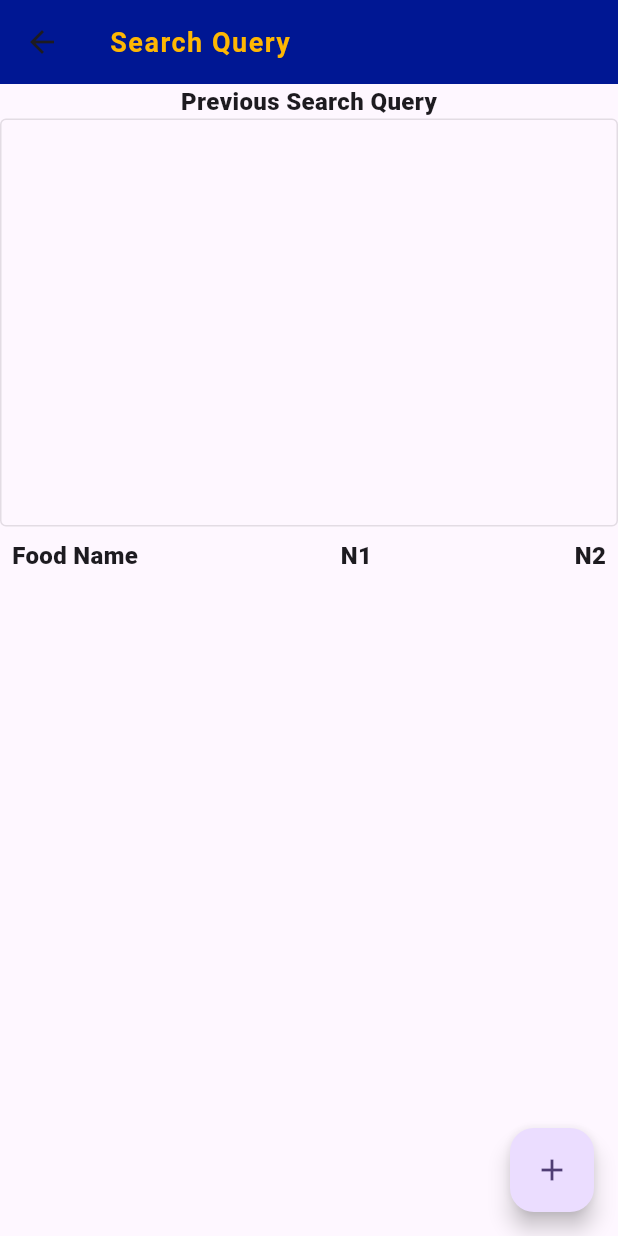
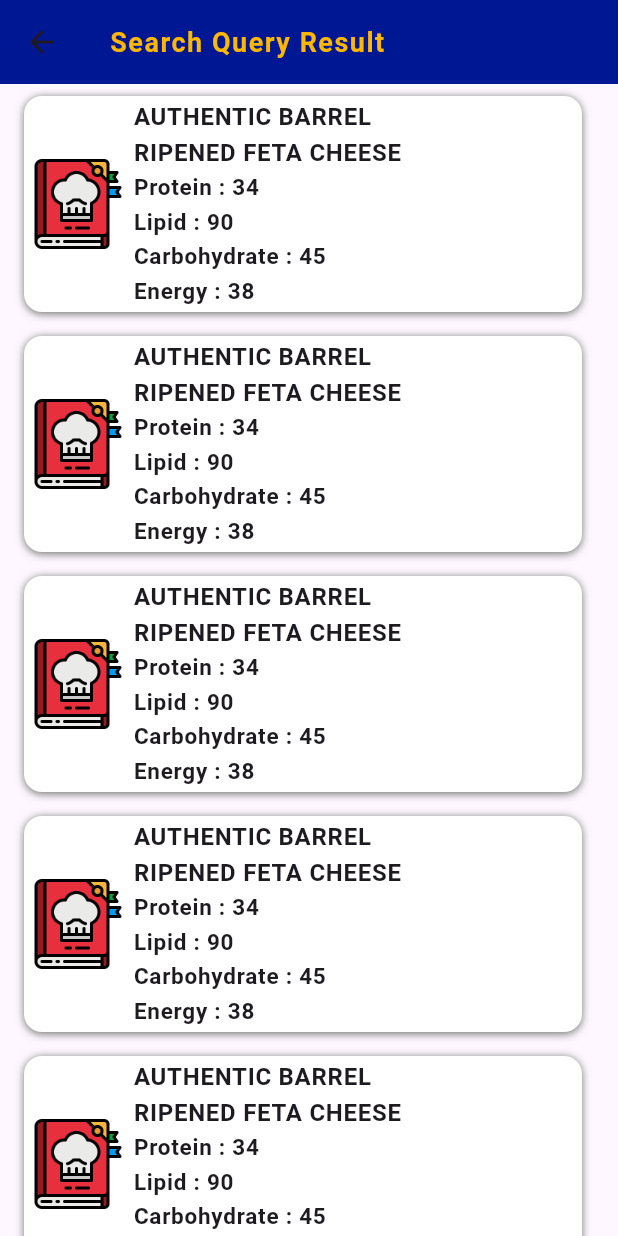
Before and after one commit to lakshitha119/recipe_app, a Flutter app: the SearchQuery screen opened directly, on a phone screen of 412 x 824 dp. Run offline on Flutter 3.47's test engine with Material 3 defaults, Android fonts, the phone set to English and light mode, and no system bars; our stand-ins replace animated_splash_screen, fl_chart, flutter_typeahead, fluttertoast, form_field_validator, google_fonts and 1 more; missing offline and left inert: path_provider_android; accounts and stored records are empty; network calls fail.

Commit message:
added search api query UI Changes

```diff
--- a/lib/components/meal_card.dart
+++ b/lib/components/meal_card.dart
@@ -55,7 +55,7 @@ class MealCard extends StatelessWidget {
                           fontSize: 16.0, fontWeight: FontWeight.bold)),
                   Text(desc,
                       style: TextStyle(
-                          fontSize: 12.0, fontWeight: FontWeight.bold))
+                          fontSize: 14.0, fontWeight: FontWeight.bold))
                 ],
               )),
           Spacer(),
--- /dev/null
+++ b/lib/components/searchResult.dart
@@ -0,0 +1,82 @@
+import 'package:flutter/cupertino.dart';
+import 'package:flutter/material.dart';
+
+import '../screens/ingredient_view.dart';
+import '../screens/nutrition_view.dart';
+
+class SearchResult extends StatelessWidget {
+  final String description;
+  final String Protein;
+  final String Lipid;
+  final String Carbohydrate;
+  final String Energy;
+
+  const SearchResult(
+      {Key? key,
+      required this.description,
+      required this.Protein,
+      required this.Lipid,
+      required this.Carbohydrate,
+      required this.Energy})
+      : super(key: key);
+  static const blue = Color.fromARGB(255, 0, 23, 147);
+
+  @override
+  Widget build(BuildContext context) {
+    return Container(
+      padding: const EdgeInsets.all(2),
+      decoration: BoxDecoration(
+        color: Colors.white,
+        borderRadius: BorderRadius.circular(12),
+        boxShadow: [
+          BoxShadow(
+            color: Colors.grey.shade600,
+            blurRadius: 4,
+            offset: Offset(0, 1), // Shadow position
+          ),
+        ],
+      ),
+      child: InkWell(
+          child: Row(
+        children: [
+          Padding(
+              padding: const EdgeInsets.all(1.0),
+              child: Image.asset(
+                "assets/images/3565418.png",
+                scale: 8,
+              )),
+          const SizedBox(
+            width: 5,
+          ),
+          Container(
+              width: MediaQuery.of(context).size.width / 100 * 50,
+              child: Column(
+                mainAxisAlignment: MainAxisAlignment.start,
+                crossAxisAlignment: CrossAxisAlignment.start,
+                children: [
+                  Text("$description",
+                      style: const TextStyle(
+                          fontSize: 16.0, fontWeight: FontWeight.bold)),
+                  Text("Protein : $Protein",
+                      style: const TextStyle(
+                          fontSize: 15.0, fontWeight: FontWeight.bold)),
+                  Text("Lipid : $Lipid",
+                      style: const TextStyle(
+                          fontSize: 15.0, fontWeight: FontWeight.bold)),
+                  Text("Carbohydrate : $Carbohydrate",
+                      style: const TextStyle(
+                          fontSize: 15.0, fontWeight: FontWeight.bold)),
+                  Text("Energy : $Energy",
+                      style: const TextStyle(
+                          fontSize: 15.0, fontWeight: FontWeight.bold))
+                ],
+              )),
+          // SizedBox(
+          //   width: 10,
+          // ),
+          const Spacer(),
+        ],
+      )),
+    );
+  }
+}
--- a/lib/screens/home.dart
+++ b/lib/screens/home.dart
@@ -414,7 +414,7 @@ class _HomeState extends State<Home> {
               height: 10.0,
             ), //S
             const Text(
-              'Summery',
+              'Summary',
               style: TextStyle(
                 fontFamily: "Roboto",
                 fontSize: 18.0,
--- a/lib/screens/my_meal.dart
+++ b/lib/screens/my_meal.dart
@@ -87,11 +87,11 @@ class _MyMealState extends State<MyMeal> {
         itemCount: allFilterList.length,
         itemBuilder: (context, index) {
           return ListTile(
-            title: MealCard(
-                id: allFilterList[index]["id"],
-                title: allFilterList[index]["name"],
-                desc: allFilterList[index]["mealType"]),
-          );
+              title: MealCard(
+            id: allFilterList[index]["id"],
+            title: (allFilterList[index]["mealDate"].split('T')[0]),
+            desc: allFilterList[index]["mealType"],
+          ));
         },
       ),
       floatingActionButton: FloatingActionButton(
--- a/lib/screens/search_query.dart
+++ b/lib/screens/search_query.dart
@@ -1,6 +1,7 @@
 import 'dart:async';
 import 'dart:convert';
 
+import 'package:MrNutritions/components/searchResult.dart';
 import 'package:flutter/cupertino.dart';
 import 'package:flutter/material.dart';
 import '../components/recipe_card.dart';
@@ -51,7 +52,7 @@ class _SearchQueryState extends State<SearchQuery> {
               width: 1,
             ),
             Text(
-              "Search Query",
+              "Search Query Result",
               style: TextStyle(
                 fontFamily: "Roboto",
                 letterSpacing: 1.0,
@@ -64,61 +65,18 @@ class _SearchQueryState extends State<SearchQuery> {
         ),
         backgroundColor: const Color.fromARGB(255, 0, 23, 147),
       ),
-      body: const SingleChildScrollView(
-          physics: AlwaysScrollableScrollPhysics(),
-          child: Column(
-            children: [
-              Text(
-                'Previous Search Query',
-                style: TextStyle(fontSize: 16, fontWeight: FontWeight.w800),
-              ),
-              TextField(
-                enabled: false,
-                maxLines: 10, // Set maxLines to null for multiline input
-                decoration: InputDecoration(
-                  border: OutlineInputBorder(),
-                ),
-              ),
-              Column(
-                children: [
-                  Padding(
-                    padding: EdgeInsets.all(8),
-                    child: Row(
-                      children: [
-                        Text(
-                          'Food Name',
-                          style: TextStyle(
-                              fontSize: 16, fontWeight: FontWeight.w800),
-                        ),
-                        Spacer(),
-                        Text(
-                          'N1',
-                          style: TextStyle(
-                              fontSize: 16, fontWeight: FontWeight.w800),
-                        ),
-                        Spacer(),
-                        Text(
-                          'N2',
-                          style: TextStyle(
-                              fontSize: 16, fontWeight: FontWeight.w800),
-                        ),
-                      ],
-                    ),
-                  ),
-                ],
-              )
-            ],
-          )),
-      floatingActionButton: FloatingActionButton(
-        onPressed: () async {
-          // Add your action here
-          final result = await Navigator.of(context).push(
-              MaterialPageRoute(builder: (context) => const SearchQueryAdd()));
-          if (result) {
-            // loadData();
-          }
+      body: ListView.builder(
+        itemCount: 16,
+        itemBuilder: (context, index) {
+          return ListTile(
+            title: SearchResult(
+                description: "AUTHENTIC BARREL RIPENED FETA CHEESE",
+                Protein: "34",
+                Lipid: "90",
+                Carbohydrate: "45",
+                Energy: "38"),
+          );
         },
-        child: Icon(Icons.add),
       ),
     );
   }
```
Also changed, not shown: lib/components/bottom_navbar.dart (+2 -8 lines), lib/screens/search_query_add.dart (+58 -88 lines).
